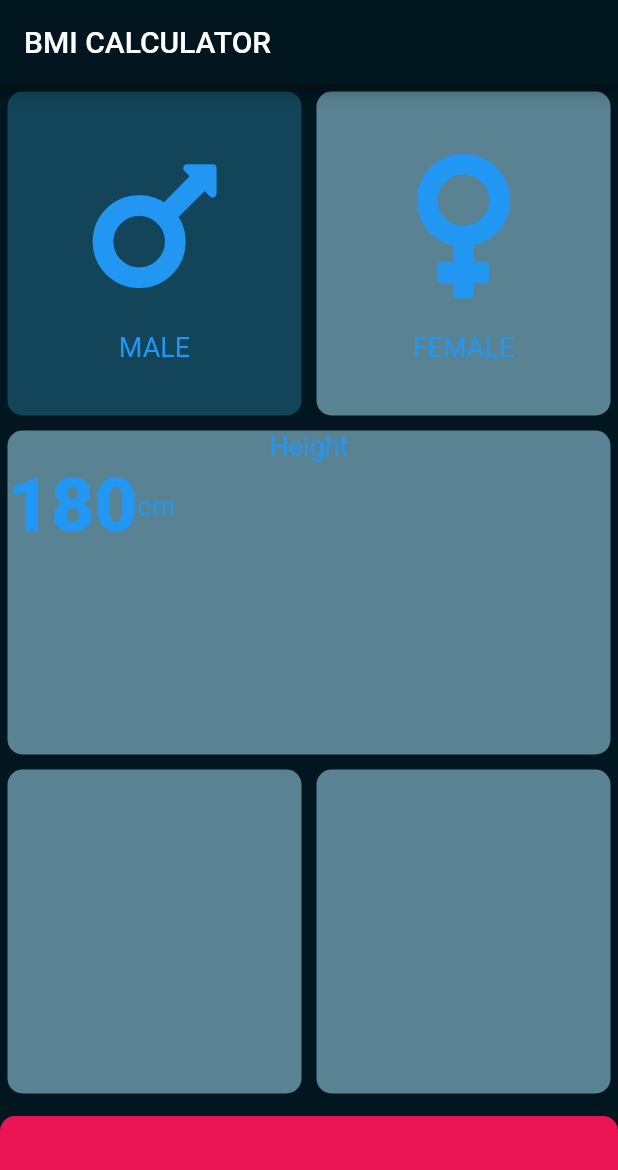
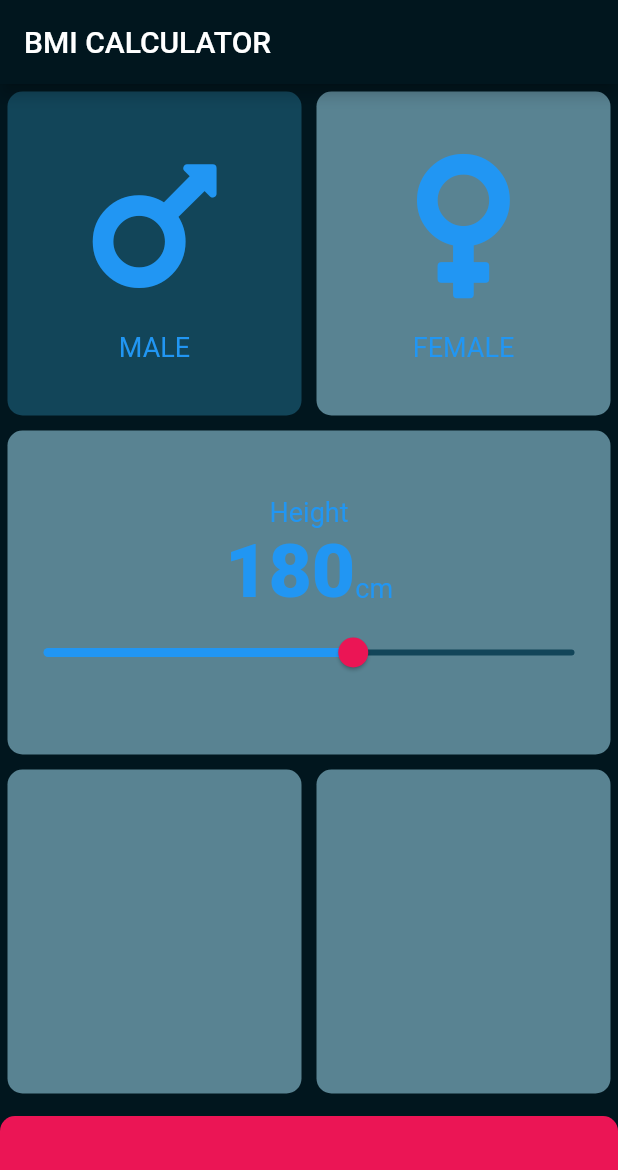
Before and after one commit to Chu-4hun/Flutter_BML_calculator, a Flutter app: the screen it shows after launch, on a phone screen of 412 x 824 dp. Shown: the top 1170 px of the screen. Run offline on Flutter 3.47's test engine with Material 2 defaults, Android fonts, the phone set to English and light mode, and no system bars; our stand-ins replace font_awesome_flutter.

```diff
--- a/lib/input_page.dart
+++ b/lib/input_page.dart
@@ -11,10 +11,9 @@ class InputPage extends StatefulWidget {
   _InputPageState createState() => _InputPageState();
 }
 
-enum Gender { male, female }
-
 class _InputPageState extends State<InputPage> {
   bool isMale = true;
+  int height = 180;
   @override
   Widget build(BuildContext context) {
     SystemChrome.setSystemUIOverlayStyle(const SystemUiOverlayStyle(
@@ -71,15 +70,19 @@ class _InputPageState extends State<InputPage> {
             child: ReusableCard(
               color: Theme.of(context).colorScheme.surface,
               cardChild: Column(
+                mainAxisAlignment: MainAxisAlignment.center,
                 children: <Widget>[
                   Text(
                     'Height',
                     style: textDefaultStyle,
                   ),
                   Row(
+                    mainAxisAlignment: MainAxisAlignment.center,
+                    crossAxisAlignment: CrossAxisAlignment.baseline,
+                    textBaseline: TextBaseline.alphabetic,
                     children: <Widget>[
                       Text(
-                        '180',
+                        height.toString(),
                         style: textDefaultBoldStyle,
                       ),
                       Text(
@@ -87,7 +90,20 @@ class _InputPageState extends State<InputPage> {
                         style: textDefaultStyle,
                       ),
                     ],
-                  )
+                  ),
+                  Slider(
+                      value: height.toDouble(),
+                      min: 110.0,
+                      max: 230.0,
+                      thumbColor: Theme.of(context).colorScheme.secondary,
+                      inactiveColor: Theme.of(context).colorScheme.primary,
+                      activeColor:
+                          Theme.of(context).colorScheme.secondaryVariant,
+                      onChanged: (double newValue) {
+                        setState(() {
+                          height = newValue.round();
+                        });
+                      })
                 ],
               ),
             ),
--- a/lib/themes.dart
+++ b/lib/themes.dart
@@ -5,7 +5,7 @@ ThemeData defaultTheme = ThemeData(
   colorScheme: ColorScheme.fromSwatch().copyWith(
     surface: const Color(0xFF598392),
     secondary: const Color(0xFFEB1555),
-    secondaryVariant: Color(0xFFeff6e0),
+    secondaryVariant: const Color(0xFFeff6e0),
     primary: const Color(0xff124559), //inactive card color
     background: const Color(0xff01161e),
   ),
```
